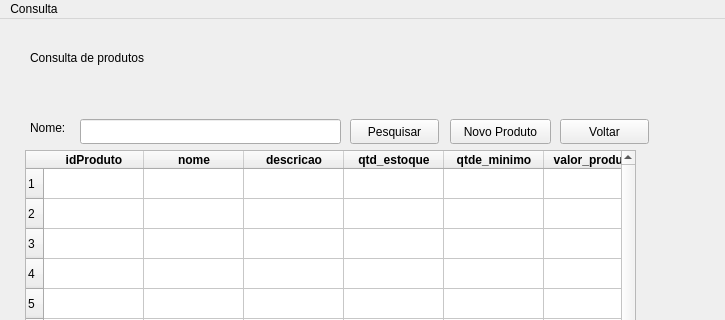
jessica-lemes/Projeto-Estoque, file Interface/consultaProdutos_.ui: the form before one commit; both pictures show x 0 to 725 and y 0 to 320 of the 725 by 462 pixel window.
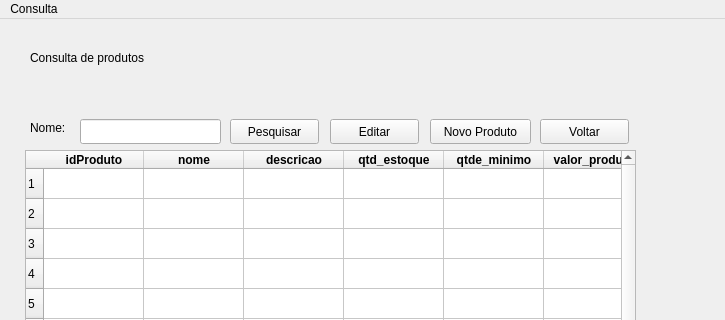
The form after the commit.

Commit message: corrigido problema na consulta de produtos

```diff
--- a/Interface/consultaProdutos_.ui
+++ b/Interface/consultaProdutos_.ui
@@ -173,7 +173,7 @@
      <rect>
       <x>80</x>
       <y>100</y>
-      <width>261</width>
+      <width>141</width>
       <height>25</height>
      </rect>
     </property>
@@ -194,7 +194,7 @@
    <widget class="QPushButton" name="btnPesquisar">
     <property name="geometry">
      <rect>
-      <x>350</x>
+      <x>230</x>
       <y>100</y>
       <width>89</width>
       <height>25</height>
@@ -207,7 +207,7 @@
    <widget class="QPushButton" name="btnNovo">
     <property name="geometry">
      <rect>
-      <x>450</x>
+      <x>430</x>
       <y>100</y>
       <width>101</width>
       <height>25</height>
@@ -220,7 +220,7 @@
    <widget class="QPushButton" name="btnVoltar">
     <property name="geometry">
      <rect>
-      <x>560</x>
+      <x>540</x>
       <y>100</y>
       <width>89</width>
       <height>25</height>
@@ -230,6 +230,19 @@
      <string>Voltar</string>
     </property>
    </widget>
+   <widget class="QPushButton" name="btnEditar">
+    <property name="geometry">
+     <rect>
+      <x>330</x>
+      <y>100</y>
+      <width>89</width>
+      <height>25</height>
+     </rect>
+    </property>
+    <property name="text">
+     <string>Editar</string>
+    </property>
+   </widget>
   </widget>
   <widget class="QMenuBar" name="menubar">
    <property name="geometry">
```
The commit also changes 4 other files.
